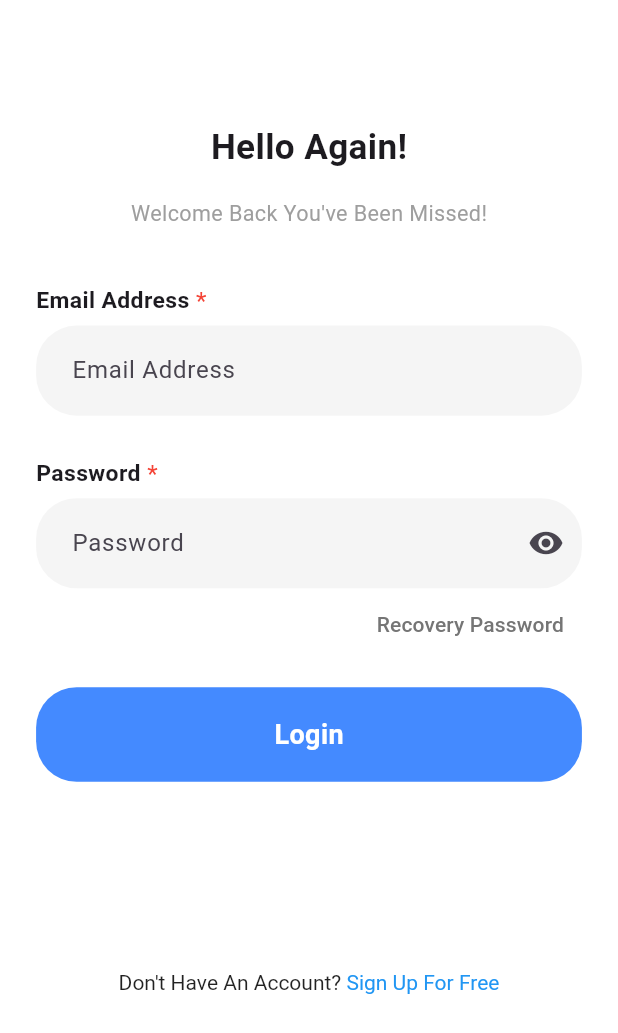
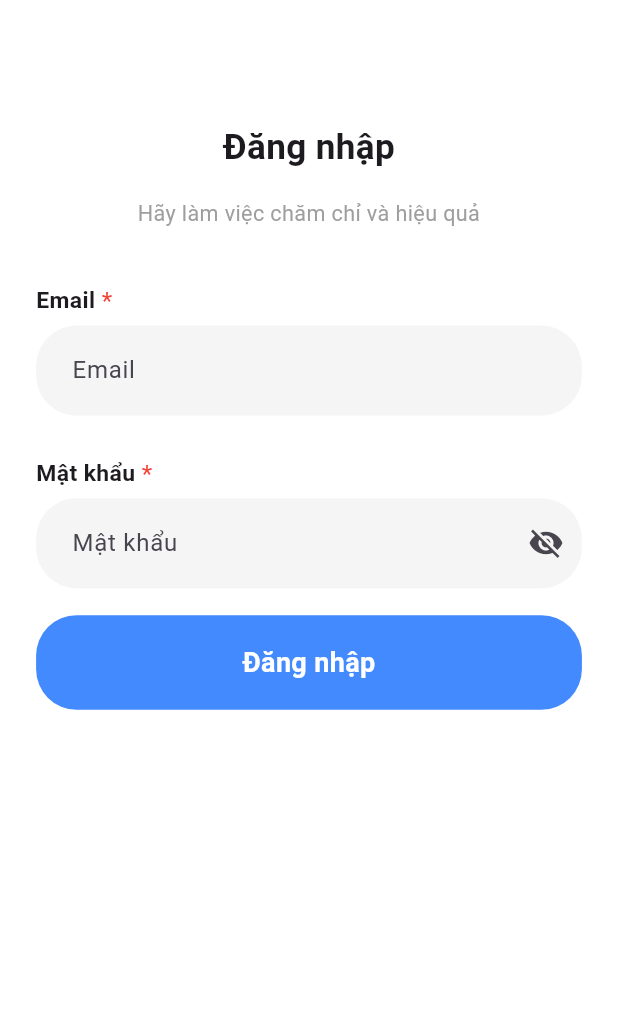
Before and after one commit to Neihtk2/minifood_staff_app, a Flutter app: the screen it shows after launch, on a phone screen of 412 x 824 dp. Shown: the top 1033 px of the screen. Run offline on Flutter 3.47's test engine with Material 3 defaults, Android fonts, the light colour scheme and no system bars; our stand-ins replace curved_navigation_bar, diacritic, dio, firebase_core, firebase_messaging, flutter_keyboard_visibility and 9 more; missing offline and left inert: vietmap_flutter_gl, vietmap_flutter_navigation; accounts and stored records are empty; network calls fail.

Commit message:
update_22/05

```diff
--- a/lib/modules/auth/controller/auth_controller.dart
+++ b/lib/modules/auth/controller/auth_controller.dart
@@ -17,7 +17,7 @@ class AuthController extends GetxController {
   // final Rx<UserModel?> user = Rx<UserModel?>(null);
   final RxBool isLoading = false.obs;
   final RxString error = ''.obs;
-  final RxBool isPasswordHidden = false.obs;
+  final RxBool isPasswordHidden = true.obs;
   final box = GetStorage();
 
   Future<void> login(String email, String password) async {
--- a/lib/modules/auth/view/login_screen.dart
+++ b/lib/modules/auth/view/login_screen.dart
@@ -22,7 +22,7 @@ class LoginScreen extends GetView<AuthController> {
             children: [
               SizedBox(height: 90.h),
               Text(
-                'Hello Again!',
+                'Đăng nhập',
                 style: TextStyle(
                   fontSize: 26.sp,
                   fontWeight: FontWeight.bold,
@@ -31,7 +31,8 @@ class LoginScreen extends GetView<AuthController> {
               ),
               SizedBox(height: 20.h),
               Text(
-                "Welcome Back You've Been Missed!",
+                "Hãy làm việc chăm chỉ và hiệu quả",
+                textAlign: TextAlign.center,
                 style: TextStyle(
                   fontSize: 16.sp,
                   color: Colors.grey,
@@ -39,12 +40,12 @@ class LoginScreen extends GetView<AuthController> {
                 ),
               ),
               SizedBox(height: 40.h),
-              _buildTextField('Email Address', _emailController),
+              _buildTextField('Email', _emailController),
               SizedBox(height: 30.h),
               Row(
                 children: [
                   Text(
-                    "Password",
+                    "Mật khẩu",
                     style: TextStyle(
                       fontSize: 17.sp,
                       fontWeight: FontWeight.bold,
@@ -58,34 +59,10 @@ class LoginScreen extends GetView<AuthController> {
               ),
               const SizedBox(height: 5),
               _buildPasswordField(),
-              Align(
-                alignment: Alignment.centerRight,
-                child: TextButton(
-                  onPressed: () {},
-                  child: Text(
-                    'Recovery Password',
-                    style: TextStyle(color: Colors.grey[600]),
-                  ),
-                ),
-              ),
+
               SizedBox(height: 20.h),
               _buildLoginButton(),
-              SizedBox(height: 140.h),
-              RichText(
-                text: TextSpan(
-                  text: "Don't Have An Account? ",
-                  style: TextStyle(color: Colors.black87),
-                  children: [
-                    TextSpan(
-                      text: 'Sign Up For Free',
-                      style: TextStyle(color: Colors.blue),
-                      recognizer:
-                          TapGestureRecognizer()
-                            ..onTap = () => Get.toNamed(RouterName.REGISTER),
-                    ),
-                  ],
-                ),
-              ),
+              SizedBox(height: 20.h),
             ],
           ),
         ),
@@ -140,7 +117,7 @@ class LoginScreen extends GetView<AuthController> {
             horizontal: 20.w,
           ),
           fillColor: Colors.grey[100],
-          hintText: 'Password',
+          hintText: 'Mật khẩu',
           border: OutlineInputBorder(
             borderRadius: BorderRadius.circular(30.r),
             borderSide: BorderSide.none,
@@ -184,7 +161,7 @@ class LoginScreen extends GetView<AuthController> {
                   ? Center(child: const CircularProgressIndicator())
                   : Center(
                     child: Text(
-                      'Login',
+                      'Đăng nhập',
                       style: TextStyle(
                         fontSize: 20.sp,
                         fontWeight: FontWeight.w700,
--- a/lib/modules/views/shipping/controller/shipping_controller.dart
+++ b/lib/modules/views/shipping/controller/shipping_controller.dart
@@ -14,6 +14,10 @@ class ShippingController extends GetxController {
   void onInit() {
     super.onInit();
     getOrders();
+  }
+
+  Future<void> refreshOrders() async {
+    await getOrders();
   }
 
   Future<void> updateOrders(String? status, String id) async {
```
Also changed, not shown: lib/data/reponsitories/users_reponsitory.dart (+2 -61 lines), lib/modules/views/orders/item_widget/order_item_widget.dart (+11 -6 lines), lib/modules/views/orders/order_controller.dart (+6 -4 lines), lib/modules/views/orders/order_list_screen.dart (deleted, +0 -274 lines), lib/modules/views/shipping/view/shipping_item/shipping_detail.dart (+25 -5 lines).
